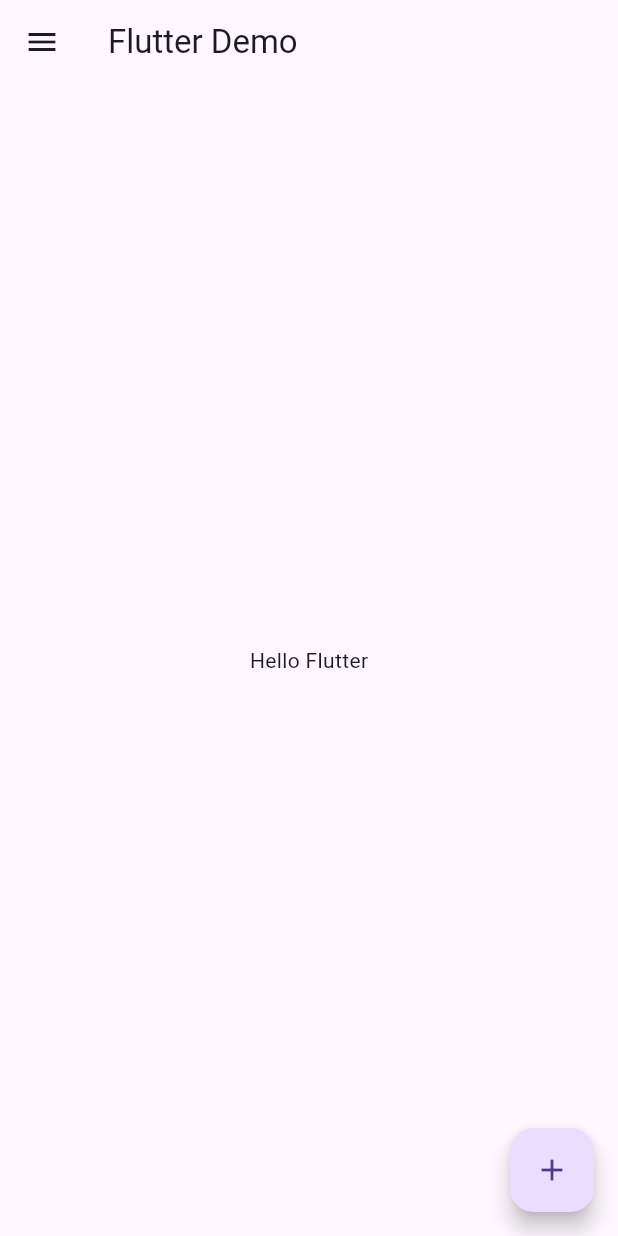
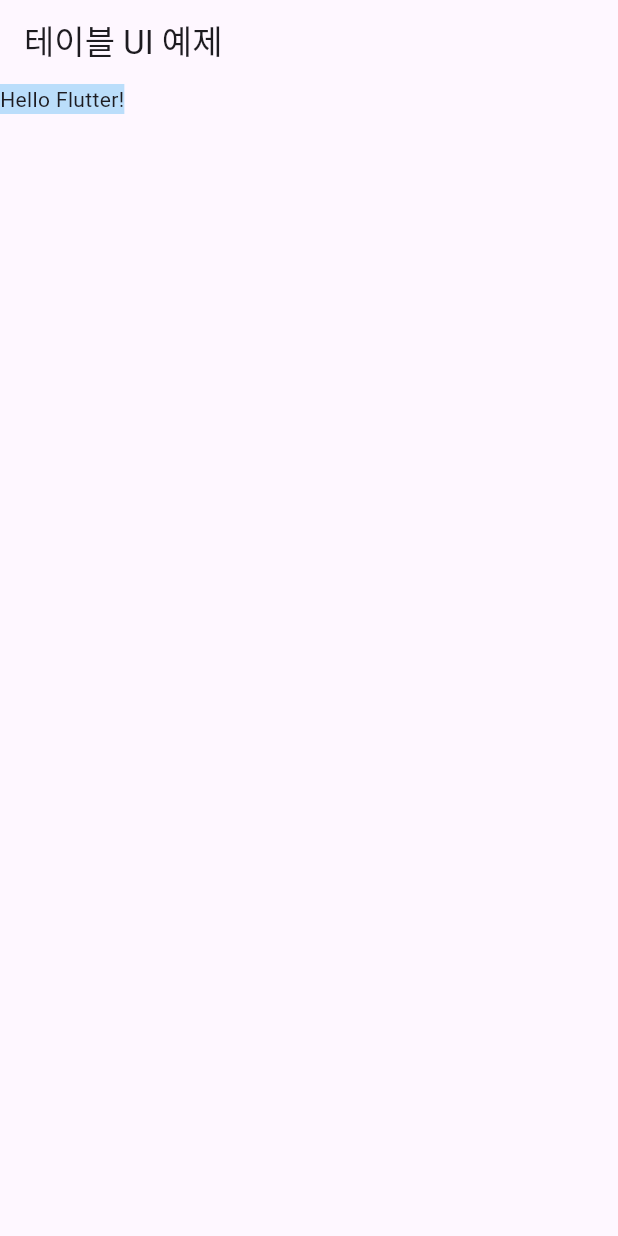
Before and after one commit to llmstudy831/flutter-study-code, a Flutter app: the screen it shows after launch, on a phone screen of 412 x 824 dp. Run offline on Flutter 3.47's test engine with Material 3 defaults, Android fonts, the phone set to English and light mode, and no system bars.

Commit message:
Update main.dart

```diff
--- a/lib/main.dart
+++ b/lib/main.dart
@@ -15,23 +15,14 @@ class MyApp extends StatelessWidget {
 class MyHomePage extends StatelessWidget {
   @override
   Widget build(BuildContext context) {
+
     return Scaffold(
-      appBar: AppBar(
-        title: Text('Flutter Demo'),    // 상단 앱바에 표시될 제목
-      ),
-      drawer: Drawer(
-        child: Center(child: Text('Drawer 내용')),  // 드로어에 들어갈 내용
-      ),
-      body: Center(
-        child: Text('Hello Flutter'),  // 중앙에 표시될 텍스트
-      ),
-      floatingActionButton: FloatingActionButton(
-        onPressed: () {
-          // 버튼 눌렀을 때 실행될 코드 (예: 콘솔 출력)
-          print('FAB clicked');
-        },
-        child: Icon(Icons.add),  // '+' 아이콘 표시
+      appBar: AppBar(title: Text('테이블 UI 예제')),  // 화면 상단 제목 표시줄
+      body: Container(
+        color: Colors.blue[100],             // 연한 파란색 배경을 가진 Container
+        child: Text('Hello Flutter!'),       // Container 안에 간단한 텍스트 위젯
       ),
     );
+
   }
 }
```
